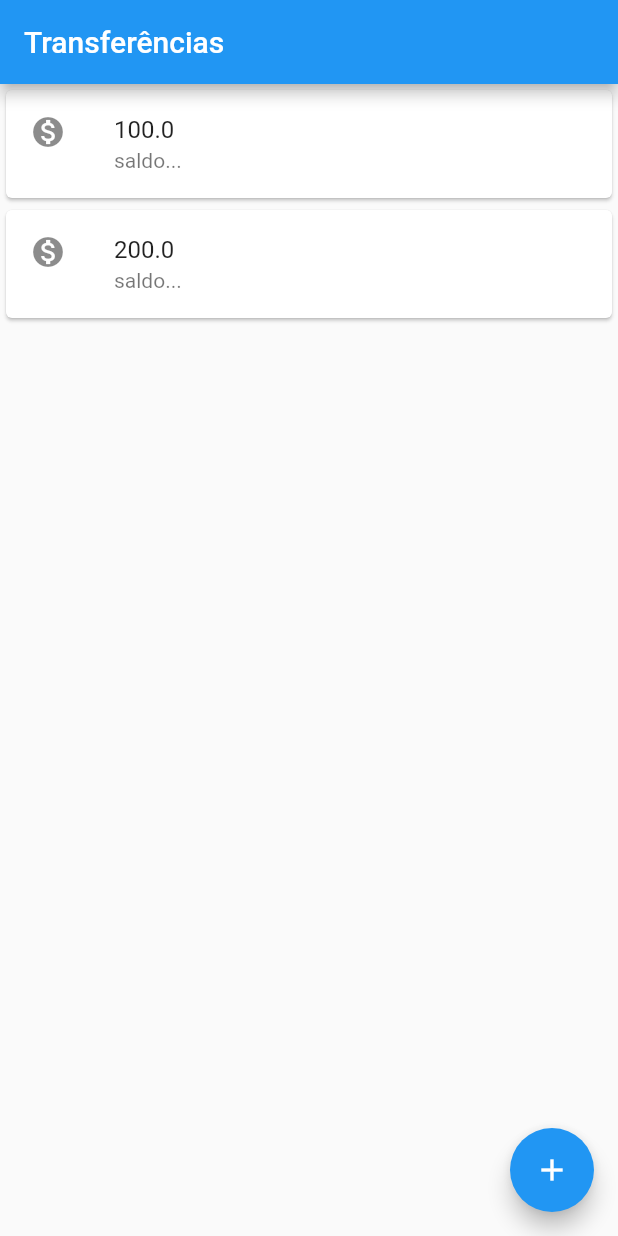
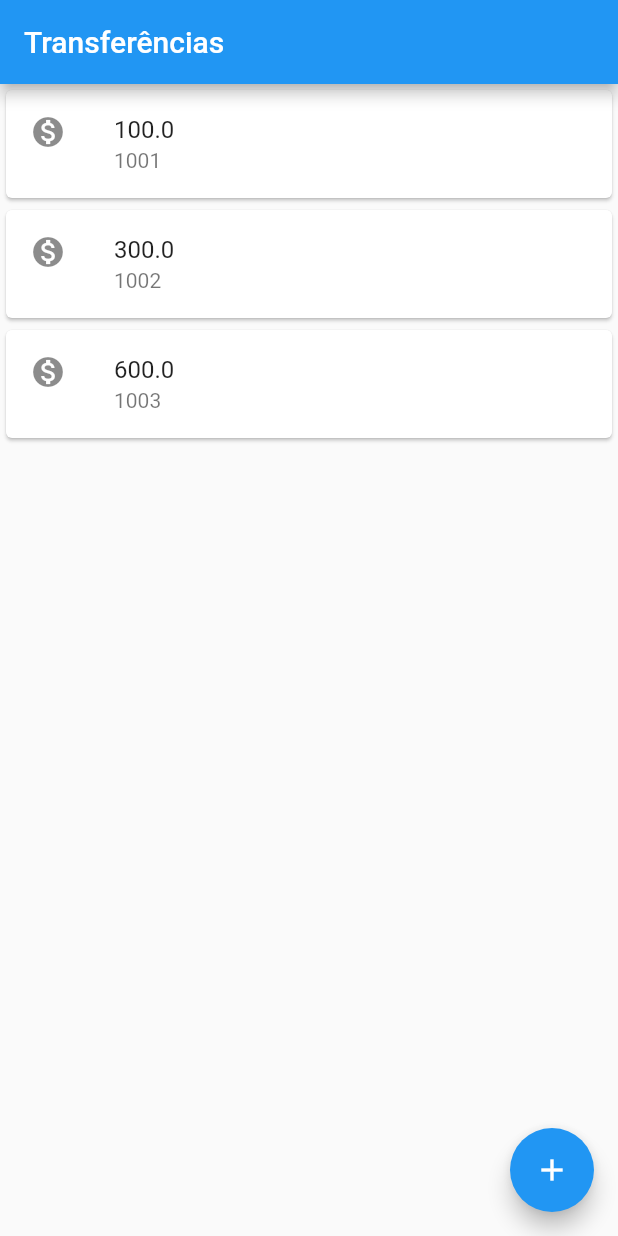
Before and after one commit to f-mtz/bytebank-flutter, a Flutter app: the screen it shows after launch, on a phone screen of 412 x 824 dp. Run offline on Flutter 3.47's test engine with Material 2 defaults, Android fonts, the phone set to English and light mode, and no system bars.

Commit message:
Refatorando os componentes

```diff
--- a/lib/main.dart
+++ b/lib/main.dart
@@ -2,24 +2,7 @@ import 'package:flutter/material.dart';
 
 void main() => runApp(MaterialApp(
   home: Scaffold(
-    body: Column(
-      children: [
-        Card(
-          child: ListTile(
-            leading: Icon(Icons.monetization_on),
-            title: Text('100.0'),
-            subtitle: Text('saldo...'),
-          ),
-        ),
-        Card(
-          child: ListTile(
-            leading: Icon(Icons.monetization_on),
-            title: Text('200.0'),
-            subtitle: Text('saldo...'),
-          ),
-        ),
-      ],
-    ),
+    body: ListaTransferencias(),
     appBar: AppBar(title: Text('Transferências'),),
     floatingActionButton: FloatingActionButton(
         onPressed: () {  },
@@ -27,3 +10,44 @@ void main() => runApp(MaterialApp(
     ),
   ),
 ));
+
+class ListaTransferencias extends StatelessWidget {
+  @override
+  Widget build(BuildContext context) {
+    // TODO: implement build
+    return Column(
+      children: [
+        ItemTransferencia(Transferencia(100.0, 1001)),
+        ItemTransferencia(Transferencia(300.0, 1002)),
+        ItemTransferencia(Transferencia(600.0, 1003))
+      ],
+    );
+  }
+
+}
+
+class ItemTransferencia extends StatelessWidget {
+  final Transferencia _transferencia;
+
+  ItemTransferencia(this._transferencia);
+
+  @override
+  Widget build(BuildContext context) {
+    // TODO: implement build
+    return Card(
+      child: ListTile(
+        leading: Icon(Icons.monetization_on),
+        title: Text(_transferencia.valor.toString()),
+        subtitle: Text(_transferencia.numeroDaConta.toString()),
+      ),
+    );
+  }
+
+}
+
+class Transferencia {
+  final double valor;
+  final int numeroDaConta;
+
+  Transferencia(this.valor, this.numeroDaConta);
+}
```
